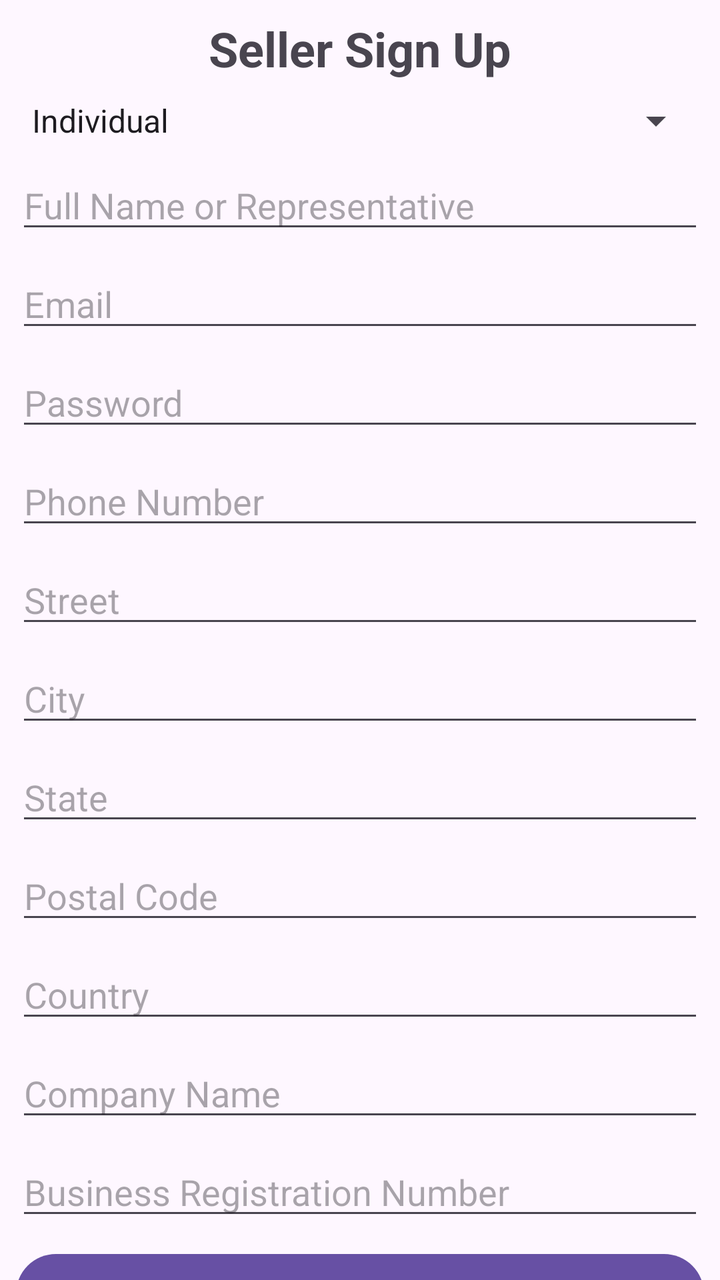
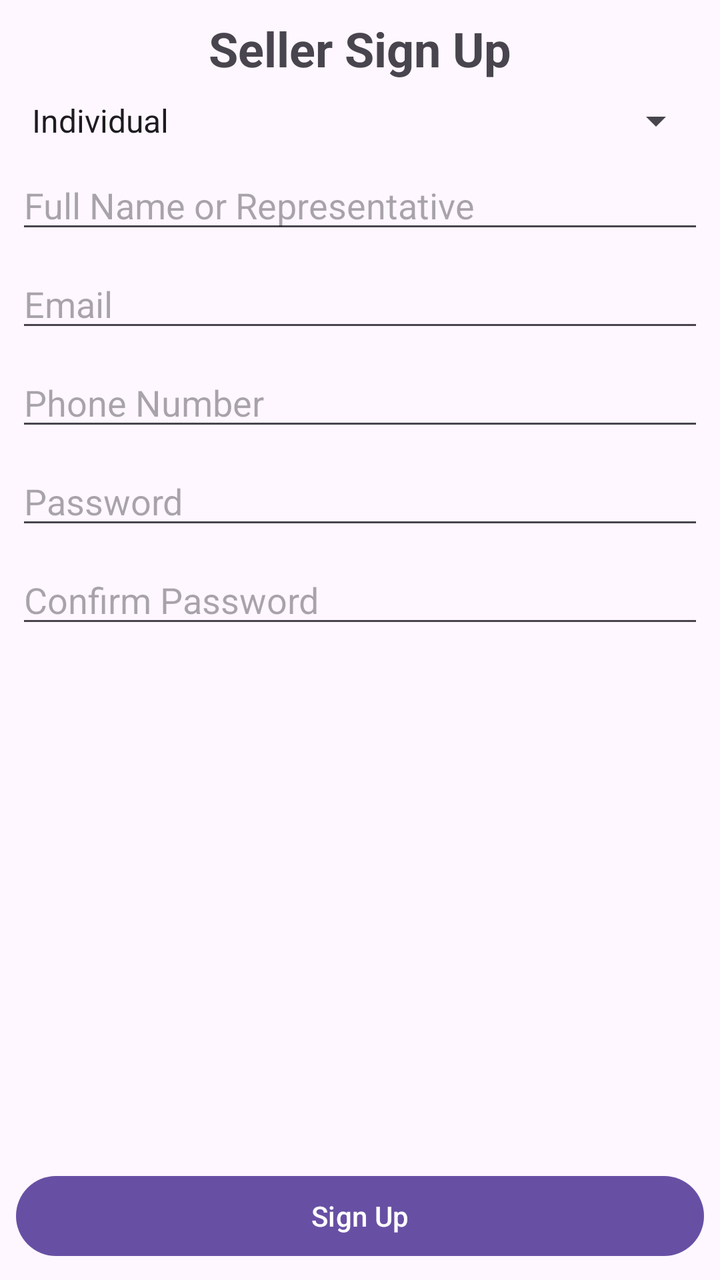

The first picture is an Android layout as it rendered before a commit; the second is the same layout after the commit. The layout source and the unified diff follow.
<!-- AndroidManifest.xml: application theme Theme.BooksForMeSeller -->
<!-- res/layout/activity_sign_up.xml -->
<?xml version="1.0" encoding="utf-8"?>
<androidx.constraintlayout.widget.ConstraintLayout xmlns:android="http://schemas.android.com/apk/res/android"
    xmlns:app="http://schemas.android.com/apk/res-auto"
    xmlns:tools="http://schemas.android.com/tools"
    android:id="@+id/main"
    android:layout_width="match_parent"
    android:layout_height="match_parent"
    tools:context=".activity.SignUpActivity">

    
    <TextView
        android:id="@+id/tvTitle"
        android:layout_width="match_parent"
        android:layout_height="wrap_content"
        android:layout_margin="8dp"
        android:text="@string/sign_up_page_text"
        android:textAlignment="center"
        android:textSize="24sp"
        android:textStyle="bold"
        app:layout_constraintEnd_toEndOf="parent"
        app:layout_constraintStart_toStartOf="parent"
        app:layout_constraintTop_toTopOf="parent" />

    
    <Spinner
        android:id="@+id/spinnerSellerType"
        android:layout_width="match_parent"
        android:layout_height="wrap_content"
        android:layout_margin="8dp"
        android:entries="@array/seller_types"
        app:layout_constraintEnd_toEndOf="parent"
        app:layout_constraintStart_toStartOf="parent"
        app:layout_constraintTop_toBottomOf="@id/tvTitle" />

    
    <EditText
        android:id="@+id/etFullName"
        android:layout_width="match_parent"
        android:layout_height="wrap_content"
        android:layout_margin="8dp"
        android:layout_marginTop="8dp"
        android:hint="@string/sign_up_page_name_text_hint"
        android:inputType="textPersonName"
        app:layout_constraintEnd_toEndOf="parent"
        app:layout_constraintStart_toStartOf="parent"
        app:layout_constraintTop_toBottomOf="@id/spinnerSellerType" />

    
    <EditText
        android:id="@+id/etEmail"
        android:layout_width="match_parent"
        android:layout_height="wrap_content"
        android:layout_margin="8dp"
        android:layout_marginTop="8dp"
        android:hint="@string/sign_up_page_email_text_hint"
        android:inputType="textEmailAddress"
        app:layout_constraintEnd_toEndOf="parent"
        app:layout_constraintStart_toStartOf="parent"
        app:layout_constraintTop_toBottomOf="@id/etFullName" />

    
    <EditText
        android:id="@+id/etPassword"
        android:layout_width="match_parent"
        android:layout_height="wrap_content"
        android:layout_margin="8dp"
        android:layout_marginTop="8dp"
        android:hint="@string/sign_up_page_password_text_hint"
        android:inputType="textPassword"
        app:layout_constraintEnd_toEndOf="parent"
        app:layout_constraintStart_toStartOf="parent"
        app:layout_constraintTop_toBottomOf="@id/etEmail" />

    
    <EditText
        android:id="@+id/etPhoneNumber"
        android:layout_width="match_parent"
        android:layout_height="wrap_content"
        android:layout_margin="8dp"
        android:layout_marginTop="8dp"
        android:hint="@string/sign_up_page_phone_number_text_hint"
        android:inputType="phone"
        app:layout_constraintEnd_toEndOf="parent"
        app:layout_constraintStart_toStartOf="parent"
        app:layout_constraintTop_toBottomOf="@id/etPassword" />

    
    <EditText
        android:id="@+id/etStreet"
        android:layout_width="match_parent"
        android:layout_height="wrap_content"
        android:layout_margin="8dp"
        android:layout_marginTop="8dp"
        android:hint="@string/sign_up_page_street_text_hint"
        android:inputType="textPostalAddress"
        app:layout_constraintEnd_toEndOf="parent"
        app:layout_constraintStart_toStartOf="parent"
        app:layout_constraintTop_toBottomOf="@id/etPhoneNumber" />

    <EditText
        android:id="@+id/etCity"
        android:layout_width="match_parent"
        android:layout_height="wrap_content"
        android:layout_margin="8dp"
        android:layout_marginTop="8dp"
        android:hint="@string/sign_up_page_city_text_hint"
        android:inputType="text"
        app:layout_constraintEnd_toEndOf="parent"
        app:layout_constraintStart_toStartOf="parent"
        app:layout_constraintTop_toBottomOf="@id/etStreet" />

    <EditText
        android:id="@+id/etState"
        android:layout_width="match_parent"
        android:layout_height="wrap_content"
        android:layout_margin="8dp"
        android:layout_marginTop="8dp"
        android:hint="@string/sign_up_page_state_text_hint"
        android:inputType="text"
        app:layout_constraintEnd_toEndOf="parent"
        app:layout_constraintStart_toStartOf="parent"
        app:layout_constraintTop_toBottomOf="@id/etCity" />

    <EditText
        android:id="@+id/etPostalCode"
        android:layout_width="match_parent"
        android:layout_height="wrap_content"
        android:layout_margin="8dp"
        android:layout_marginTop="8dp"
        android:hint="@string/sign_up_page_postal_code_text_hint"
        android:inputType="number"
        app:layout_constraintEnd_toEndOf="parent"
        app:layout_constraintStart_toStartOf="parent"
        app:layout_constraintTop_toBottomOf="@id/etState" />

    <EditText
        android:id="@+id/etCountry"
        android:layout_width="match_parent"
        android:layout_height="wrap_content"
        android:layout_margin="8dp"
        android:layout_marginTop="8dp"
        android:hint="@string/sign_up_page_country_text_hint"
        android:inputType="text"
        app:layout_constraintEnd_toEndOf="parent"
        app:layout_constraintStart_toStartOf="parent"
        app:layout_constraintTop_toBottomOf="@id/etPostalCode" />

    
    <EditText
        android:id="@+id/etCompanyName"
        android:layout_width="match_parent"
        android:layout_height="wrap_content"
        android:layout_margin="8dp"
        android:layout_marginTop="8dp"
        android:hint="@string/sign_up_page_company_name_text_hint"
        android:inputType="text"
        app:layout_constraintEnd_toEndOf="parent"
        app:layout_constraintStart_toStartOf="parent"
        app:layout_constraintTop_toBottomOf="@id/etCountry" />

    <EditText
        android:id="@+id/etBusinessRegistrationNumber"
        android:layout_width="match_parent"
        android:layout_height="wrap_content"
        android:layout_margin="8dp"
        android:layout_marginTop="8dp"
        android:hint="@string/sign_up_page_br_reg_number_text_hint"
        android:inputType="text"
        app:layout_constraintEnd_toEndOf="parent"
        app:layout_constraintStart_toStartOf="parent"
        app:layout_constraintTop_toBottomOf="@id/etCompanyName" />

    
    <Button
        android:id="@+id/btnSignUp"
        android:layout_width="match_parent"
        android:layout_height="wrap_content"
        android:layout_margin="8dp"
        android:layout_marginTop="16dp"
        android:text="@string/sign_up_page_br_reg_number_text_hint"
        app:layout_constraintEnd_toEndOf="parent"
        app:layout_constraintStart_toStartOf="parent"
        app:layout_constraintTop_toBottomOf="@id/etBusinessRegistrationNumber" />

    <ProgressBar
        android:id="@+id/progressBar"
        android:layout_width="wrap_content"
        android:layout_height="wrap_content"
        android:visibility="gone"
        android:layout_gravity="center"
        app:layout_constraintTop_toBottomOf="parent"
        app:layout_constraintEnd_toEndOf="parent"
        app:layout_constraintStart_toStartOf="parent"/>

</androidx.constraintlayout.widget.ConstraintLayout>
<!-- resources referenced by this layout -->
<resources>
  <string-array name="seller_types">
          <item>Individual</item>
          <item>Company</item>
      </string-array>
  <string name="sign_up_page_br_reg_number_text_hint">Business Registration Number</string>
  <string name="sign_up_page_city_text_hint">City</string>
  <string name="sign_up_page_company_name_text_hint">Company Name</string>
  <string name="sign_up_page_country_text_hint">Country</string>
  <string name="sign_up_page_email_text_hint">Email</string>
  <string name="sign_up_page_name_text_hint">Full Name or Representative</string>
  <string name="sign_up_page_password_text_hint">Password</string>
  <string name="sign_up_page_phone_number_text_hint">Phone Number</string>
  <string name="sign_up_page_postal_code_text_hint">Postal Code</string>
  <string name="sign_up_page_state_text_hint">State</string>
  <string name="sign_up_page_street_text_hint">Street</string>
  <string name="sign_up_page_text">Seller Sign Up</string>
  <style name="Theme.BooksForMeSeller" parent="Base.Theme.BooksForMeSeller" />
  <style name="Base.Theme.BooksForMeSeller" parent="Theme.Material3.DayNight.NoActionBar">
          
          
      </style>
</resources>

<!-- the commit's change to res/layout/activity_sign_up.xml (unified diff, before → after) -->
@@ -5,11 +5,11 @@
     android:id="@+id/main"
     android:layout_width="match_parent"
     android:layout_height="match_parent"
-    tools:context=".activity.SignUpActivity">
+    tools:context=".activity.signup.SignUpActivity">
 
     
     <TextView
-        android:id="@+id/tvTitle"
+        android:id="@+id/sign_up_page_title"
         android:layout_width="match_parent"
         android:layout_height="wrap_content"
         android:layout_margin="8dp"
@@ -30,7 +30,7 @@
         android:entries="@array/seller_types"
         app:layout_constraintEnd_toEndOf="parent"
         app:layout_constraintStart_toStartOf="parent"
-        app:layout_constraintTop_toBottomOf="@id/tvTitle" />
+        app:layout_constraintTop_toBottomOf="@id/sign_up_page_title" />
 
     
     <EditText
@@ -58,6 +58,18 @@
         app:layout_constraintStart_toStartOf="parent"
         app:layout_constraintTop_toBottomOf="@id/etFullName" />
 
+    <EditText
+        android:id="@+id/etPhoneNumber"
+        android:layout_width="match_parent"
+        android:layout_height="wrap_content"
+        android:layout_margin="8dp"
+        android:layout_marginTop="112dp"
+        android:hint="@string/sign_up_page_phone_number_text_hint"
+        android:inputType="phone"
+        app:layout_constraintEnd_toEndOf="parent"
+        app:layout_constraintStart_toStartOf="parent"
+        app:layout_constraintTop_toBottomOf="@id/etEmail" />
+
     
     <EditText
         android:id="@+id/etPassword"
@@ -69,118 +81,30 @@
         android:inputType="textPassword"
         app:layout_constraintEnd_toEndOf="parent"
         app:layout_constraintStart_toStartOf="parent"
-        app:layout_constraintTop_toBottomOf="@id/etEmail" />
+        app:layout_constraintTop_toBottomOf="@id/etPhoneNumber" />
 
     
     <EditText
-        android:id="@+id/etPhoneNumber"
+        android:id="@+id/etConfirmPassword"
         android:layout_width="match_parent"
         android:layout_height="wrap_content"
         android:layout_margin="8dp"
         android:layout_marginTop="8dp"
-        android:hint="@string/sign_up_page_phone_number_text_hint"
-        android:inputType="phone"
+        android:hint="@string/sign_up_page_confirm_password_text_hint"
+        android:inputType="textPassword"
         app:layout_constraintEnd_toEndOf="parent"
         app:layout_constraintStart_toStartOf="parent"
         app:layout_constraintTop_toBottomOf="@id/etPassword" />
 
-    
-    <EditText
-        android:id="@+id/etStreet"
-        android:layout_width="match_parent"
-        android:layout_height="wrap_content"
-        android:layout_margin="8dp"
-        android:layout_marginTop="8dp"
-        android:hint="@string/sign_up_page_street_text_hint"
-        android:inputType="textPostalAddress"
-        app:layout_constraintEnd_toEndOf="parent"
-        app:layout_constraintStart_toStartOf="parent"
-        app:layout_constraintTop_toBottomOf="@id/etPhoneNumber" />
-
-    <EditText
-        android:id="@+id/etCity"
-        android:layout_width="match_parent"
-        android:layout_height="wrap_content"
-        android:layout_margin="8dp"
-        android:layout_marginTop="8dp"
-        android:hint="@string/sign_up_page_city_text_hint"
-        android:inputType="text"
-        app:layout_constraintEnd_toEndOf="parent"
-        app:layout_constraintStart_toStartOf="parent"
-        app:layout_constraintTop_toBottomOf="@id/etStreet" />
-
-    <EditText
-        android:id="@+id/etState"
-        android:layout_width="match_parent"
-        android:layout_height="wrap_content"
-        android:layout_margin="8dp"
-        android:layout_marginTop="8dp"
-        android:hint="@string/sign_up_page_state_text_hint"
-        android:inputType="text"
-        app:layout_constraintEnd_toEndOf="parent"
-        app:layout_constraintStart_toStartOf="parent"
-        app:layout_constraintTop_toBottomOf="@id/etCity" />
-
-    <EditText
-        android:id="@+id/etPostalCode"
-        android:layout_width="match_parent"
-        android:layout_height="wrap_content"
-        android:layout_margin="8dp"
-        android:layout_marginTop="8dp"
-        android:hint="@string/sign_up_page_postal_code_text_hint"
-        android:inputType="number"
-        app:layout_constraintEnd_toEndOf="parent"
-        app:layout_constraintStart_toStartOf="parent"
-        app:layout_constraintTop_toBottomOf="@id/etState" />
-
-    <EditText
-        android:id="@+id/etCountry"
-        android:layout_width="match_parent"
-        android:layout_height="wrap_content"
-        android:layout_margin="8dp"
-        android:layout_marginTop="8dp"
-        android:hint="@string/sign_up_page_country_text_hint"
-        android:inputType="text"
-        app:layout_constraintEnd_toEndOf="parent"
-        app:layout_constraintStart_toStartOf="parent"
-        app:layout_constraintTop_toBottomOf="@id/etPostalCode" />
-
-    
-    <EditText
-        android:id="@+id/etCompanyName"
-        android:layout_width="match_parent"
-        android:layout_height="wrap_content"
-        android:layout_margin="8dp"
-        android:layout_marginTop="8dp"
-        android:hint="@string/sign_up_page_company_name_text_hint"
-        android:inputType="text"
-        app:layout_constraintEnd_toEndOf="parent"
-        app:layout_constraintStart_toStartOf="parent"
-        app:layout_constraintTop_toBottomOf="@id/etCountry" />
-
-    <EditText
-        android:id="@+id/etBusinessRegistrationNumber"
-        android:layout_width="match_parent"
-        android:layout_height="wrap_content"
-        android:layout_margin="8dp"
-        android:layout_marginTop="8dp"
-        android:hint="@string/sign_up_page_br_reg_number_text_hint"
-        android:inputType="text"
-        app:layout_constraintEnd_toEndOf="parent"
-        app:layout_constraintStart_toStartOf="parent"
-        app:layout_constraintTop_toBottomOf="@id/etCompanyName" />
-
-    
     <Button
         android:id="@+id/btnSignUp"
         android:layout_width="match_parent"
         android:layout_height="wrap_content"
         android:layout_margin="8dp"
-        android:layout_marginTop="16dp"
-        android:text="@string/sign_up_page_br_reg_number_text_hint"
+        android:text="@string/sign_up_page_button_text"
+        app:layout_constraintBottom_toBottomOf="parent"
         app:layout_constraintEnd_toEndOf="parent"
-        app:layout_constraintStart_toStartOf="parent"
-        app:layout_constraintTop_toBottomOf="@id/etBusinessRegistrationNumber" />
+        app:layout_constraintStart_toStartOf="parent" />
 
     <ProgressBar
         android:id="@+id/progressBar"
<!-- resource entries referenced after the edit -->
@@ -4,17 +4,12 @@
           <item>Individual</item>
           <item>Company</item>
       </string-array>
-  <string name="sign_up_page_br_reg_number_text_hint">Business Registration Number</string>
-  <string name="sign_up_page_city_text_hint">City</string>
-  <string name="sign_up_page_company_name_text_hint">Company Name</string>
-  <string name="sign_up_page_country_text_hint">Country</string>
+  <string name="sign_up_page_button_text">Sign Up</string>
+  <string name="sign_up_page_confirm_password_text_hint">Confirm Password</string>
   <string name="sign_up_page_email_text_hint">Email</string>
   <string name="sign_up_page_name_text_hint">Full Name or Representative</string>
   <string name="sign_up_page_password_text_hint">Password</string>
   <string name="sign_up_page_phone_number_text_hint">Phone Number</string>
-  <string name="sign_up_page_postal_code_text_hint">Postal Code</string>
-  <string name="sign_up_page_state_text_hint">State</string>
-  <string name="sign_up_page_street_text_hint">Street</string>
   <string name="sign_up_page_text">Seller Sign Up</string>
   <style name="Theme.BooksForMeSeller" parent="Base.Theme.BooksForMeSeller" />
   <style name="Base.Theme.BooksForMeSeller" parent="Theme.Material3.DayNight.NoActionBar">
